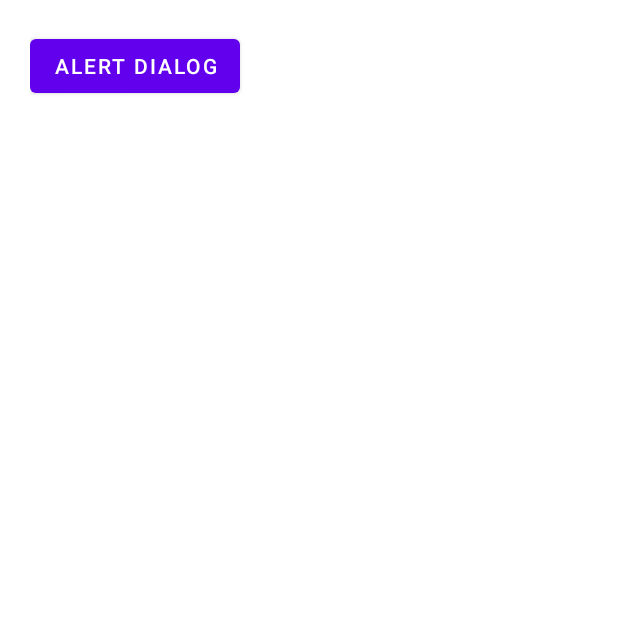
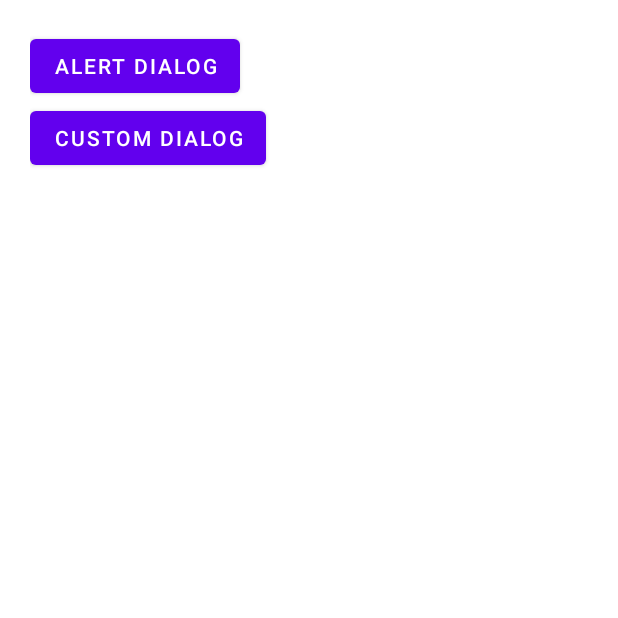
Before and after one commit to AR1610/MyAppGenSatSun, an Android app: the screen it shows after launch (AlertDialogActivity), on a phone screen of 412 x 824 dp, the top half of it. Run offline under Robolectric (Android 15) with nearby library versions, the phone set to English and light mode, and no system bars.

Commit message:
Custom Dialog in Android

```diff
--- a/app/src/main/java/com/myappgensatsun/AlertDialogActivity.java
+++ b/app/src/main/java/com/myappgensatsun/AlertDialogActivity.java
@@ -5,19 +5,39 @@ import androidx.appcompat.app.AppCompatActivity;
 
 import android.content.DialogInterface;
 import android.os.Bundle;
+import android.view.LayoutInflater;
 import android.view.View;
 import android.widget.Button;
 import android.widget.Toast;
 
 public class AlertDialogActivity extends AppCompatActivity {
 
-    Button btnAlert;
+    Button btnAlert,btnCustomDialog;
 
     @Override
     protected void onCreate(Bundle savedInstanceState) {
         super.onCreate(savedInstanceState);
         setContentView(R.layout.activity_alert_dialog);
         btnAlert = findViewById(R.id.btn_alert);
+        btnCustomDialog = findViewById(R.id.btn_ctm_dialog);
+        btnCustomDialog.setOnClickListener(new View.OnClickListener() {
+            @Override
+            public void onClick(View view) {
+
+                LayoutInflater layoutInflater = getLayoutInflater();
+
+                View myview = layoutInflater.inflate(R.layout.raw_dialog,null);
+
+                AlertDialog.Builder builder = new AlertDialog.Builder(AlertDialogActivity.this);
+                builder.setView(myview);
+                builder.show();
+
+
+            }
+        });
+
+
+
         btnAlert.setOnClickListener(new View.OnClickListener() {
             @Override
             public void onClick(View view) {
@@ -31,7 +51,6 @@ public class AlertDialogActivity extends AppCompatActivity {
                         Toast.makeText(AlertDialogActivity.this, "Yes is clicked", Toast.LENGTH_SHORT).show();
                     }
                 });
-
                 builder.setNegativeButton(R.string.no, new DialogInterface.OnClickListener() {
                     @Override
                     public void onClick(DialogInterface dialogInterface, int i) {
@@ -39,15 +58,12 @@ public class AlertDialogActivity extends AppCompatActivity {
                         Toast.makeText(AlertDialogActivity.this, "No ", Toast.LENGTH_SHORT).show();
                     }
                 });
-
-
                 builder.setNeutralButton("Finish", new DialogInterface.OnClickListener() {
                     @Override
                     public void onClick(DialogInterface dialogInterface, int i) {
                         dialogInterface.dismiss();
                     }
                 });
-
                 builder.show();
             }
         });
--- a/app/src/main/res/layout/activity_alert_dialog.xml
+++ b/app/src/main/res/layout/activity_alert_dialog.xml
@@ -13,5 +13,10 @@
         android:layout_height="wrap_content"
         android:id="@+id/btn_alert"
         android:text="Alert Dialog"/>
+    <Button
+        android:layout_width="wrap_content"
+        android:layout_height="wrap_content"
+        android:id="@+id/btn_ctm_dialog"
+        android:text="Custom Dialog"/>
 
 </LinearLayout>
```
Also changed, not shown: app/src/main/res/layout/raw_dialog.xml (added, +30 -0 lines).
